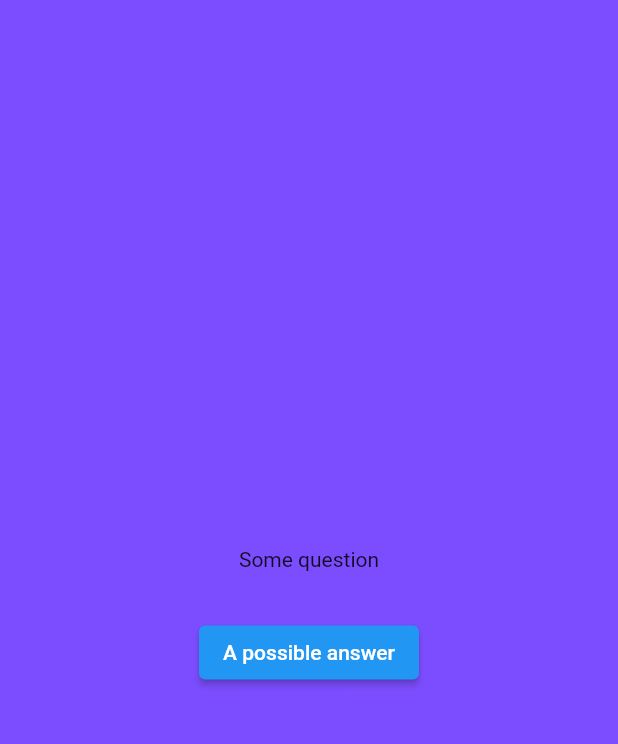
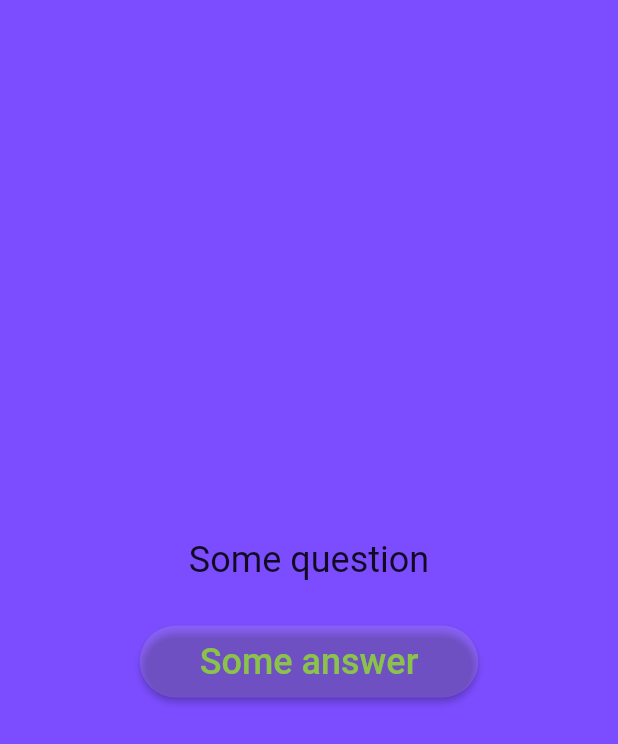
Before and after one commit to jfspps/Flutter_Questionnaire_Demo, a Flutter app: the screen it shows after launch, after a tap on "Outlined button", on a phone screen of 412 x 824 dp. Shown: the top 744 px of the screen. Run offline on Flutter 3.47's test engine with Material 2 defaults, Android fonts, the phone set to English and light mode, and no system bars.

Commit message:
new answer button widget with styling

```diff
--- /dev/null
+++ b/lib/widgets/answer_button.dart
@@ -0,0 +1,39 @@
+import 'package:flutter/material.dart';
+
+class AnswerButton extends StatelessWidget {
+  final String buttonText;
+  final void Function() onPress;
+
+  // for example sake, assign fields as positional arguments (which are optional);
+  // final fields must be assigned, hence positional arguments are made mandatory
+  // by marking with the required keyword
+  const AnswerButton({
+    required this.buttonText,
+    required this.onPress,
+    super.key,
+  });
+
+  @override
+  Widget build(BuildContext context) {
+    return ElevatedButton(
+      style: ElevatedButton.styleFrom(
+        padding: const EdgeInsets.symmetric(
+          vertical: 10,
+          horizontal: 40,
+        ),
+        backgroundColor: Colors.white12,
+        foregroundColor: Colors.lightGreen,
+        shape: RoundedRectangleBorder(
+          borderRadius: BorderRadius.circular(40),
+        ),
+      ),
+      onPressed: onPress,
+      child: Text(
+        buttonText,
+        style: const TextStyle(
+          fontSize: 24,
+        ),
+      ),
+    );
+  }
+}
--- a/lib/widgets/questionpage.dart
+++ b/lib/widgets/questionpage.dart
@@ -1,5 +1,6 @@
 import 'package:flutter/cupertino.dart';
 import 'package:flutter/material.dart';
+import 'package:questionnaire/widgets/answer_button.dart';
 
 class QuestionPage extends StatefulWidget {
   const QuestionPage({super.key});
@@ -20,16 +21,16 @@ class _QuestionPage extends State<QuestionPage> {
       child: Column(
         mainAxisAlignment: MainAxisAlignment.center,
         children: [
-          const Text('Some question'),
+          const Text(
+            'Some question',
+            style: TextStyle(
+              fontSize: 24,
+            ),
+          ),
           const SizedBox(
             height: 30,
           ),
-          ElevatedButton(
-            onPressed: () {},
-            child: const Text(
-              'A possible answer',
-            ),
-          )
+          AnswerButton(buttonText: 'Some answer', onPress: () {})
         ],
       ),
     );
```
